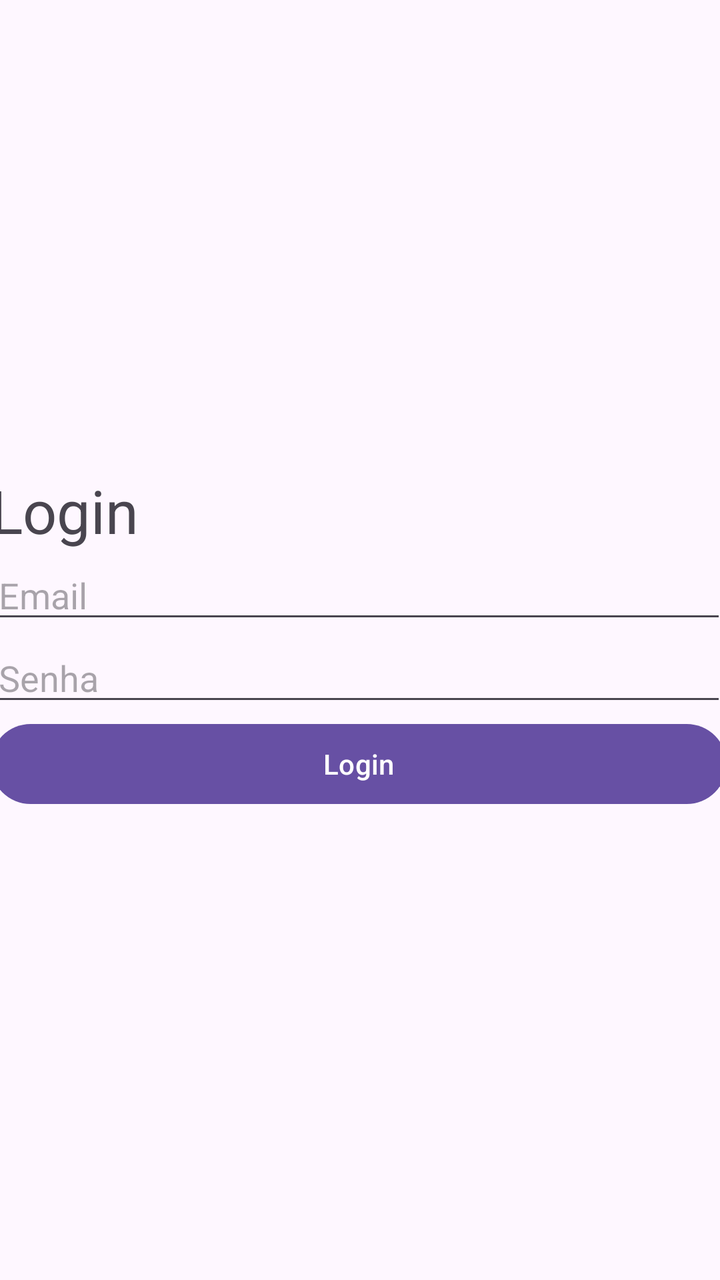
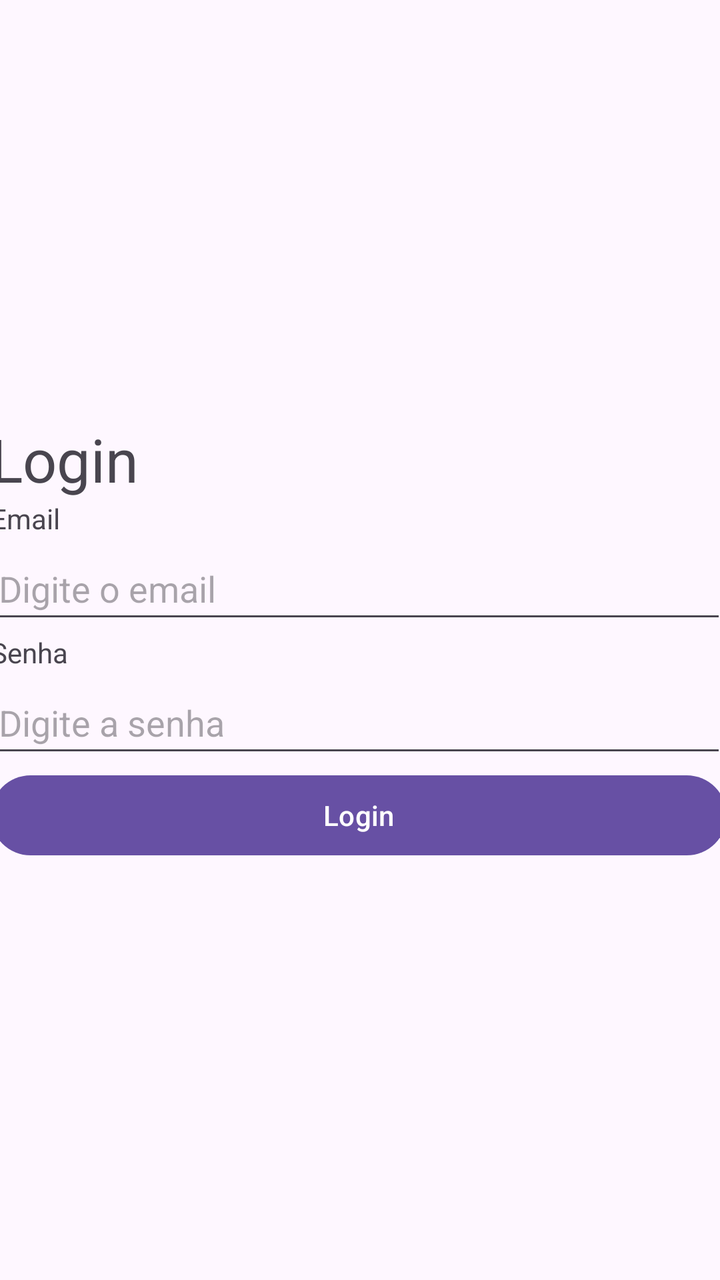

The first picture is an Android layout as it rendered before a commit; the second is the same layout after the commit. The layout source and the unified diff follow.
<!-- AndroidManifest.xml: application theme Theme.MyFirebase -->
<!-- res/layout/activity_main.xml -->
<?xml version="1.0" encoding="utf-8"?>
<androidx.constraintlayout.widget.ConstraintLayout xmlns:android="http://schemas.android.com/apk/res/android"
    xmlns:app="http://schemas.android.com/apk/res-auto"
    xmlns:tools="http://schemas.android.com/tools"
    android:id="@+id/main"
    android:layout_width="match_parent"
    android:layout_height="match_parent"
    tools:context=".MainActivity">

    <LinearLayout
        android:layout_width="368dp"
        android:layout_height="674dp"
        android:gravity="center_vertical"
        android:orientation="vertical"
        app:layout_constraintBottom_toBottomOf="parent"
        app:layout_constraintEnd_toEndOf="parent"
        app:layout_constraintHorizontal_bias="0.627"
        app:layout_constraintStart_toStartOf="parent"
        app:layout_constraintTop_toTopOf="parent"
        app:layout_constraintVertical_bias="0.491">

        <TextView
            android:id="@+id/textView"
            android:layout_width="match_parent"
            android:layout_height="wrap_content"
            android:text="Login"
            android:textSize="30dp" />

        <EditText
            android:id="@+id/id_edit_email"
            android:layout_width="match_parent"
            android:layout_height="wrap_content"
            android:ems="10"
            android:hint="Email"
            android:inputType="textEmailAddress" />

        <EditText
            android:id="@+id/id_edit_senha"
            android:layout_width="match_parent"
            android:layout_height="wrap_content"
            android:ems="10"
            android:hint="Senha"
            android:inputType="textPassword" />

        <Button
            android:id="@+id/id_button"
            android:layout_width="match_parent"
            android:layout_height="wrap_content"
            android:text="Login" />

    </LinearLayout>
</androidx.constraintlayout.widget.ConstraintLayout>
<!-- resources referenced by this layout -->
<resources>
  <style name="Theme.MyFirebase" parent="Base.Theme.MyFirebase" />
  <style name="Base.Theme.MyFirebase" parent="Theme.Material3.DayNight.NoActionBar">
          
          
      </style>
</resources>

<!-- the commit's change to res/layout/activity_main.xml (unified diff, before → after) -->
@@ -24,29 +24,45 @@
             android:layout_width="match_parent"
             android:layout_height="wrap_content"
             android:text="Login"
-            android:textSize="30dp" />
+            android:textSize="30sp" />
+
+        <TextView
+            android:id="@+id/textView2"
+            android:layout_width="match_parent"
+            android:layout_height="wrap_content"
+            android:text="Email" />
 
         <EditText
             android:id="@+id/id_edit_email"
             android:layout_width="match_parent"
             android:layout_height="wrap_content"
             android:ems="10"
-            android:hint="Email"
-            android:inputType="textEmailAddress" />
+            android:hint="Digite o email"
+            android:inputType="textEmailAddress"
+            android:minHeight="48dp" />
+
+        <TextView
+            android:id="@+id/textView3"
+            android:layout_width="match_parent"
+            android:layout_height="wrap_content"
+            android:text="Senha" />
 
         <EditText
             android:id="@+id/id_edit_senha"
             android:layout_width="match_parent"
             android:layout_height="wrap_content"
+            android:autofillHints=""
             android:ems="10"
-            android:hint="Senha"
-            android:inputType="textPassword" />
+            android:hint="Digite a senha"
+            android:inputType="textPassword"
+            android:minHeight="48dp" />
 
         <Button
             android:id="@+id/id_button"
             android:layout_width="match_parent"
             android:layout_height="wrap_content"
-            android:text="Login" />
+            android:text="Login"
+            tools:ignore="DuplicateSpeakableTextCheck,VisualLintButtonSize" />
 
     </LinearLayout>
 </androidx.constraintlayout.widget.ConstraintLayout>
